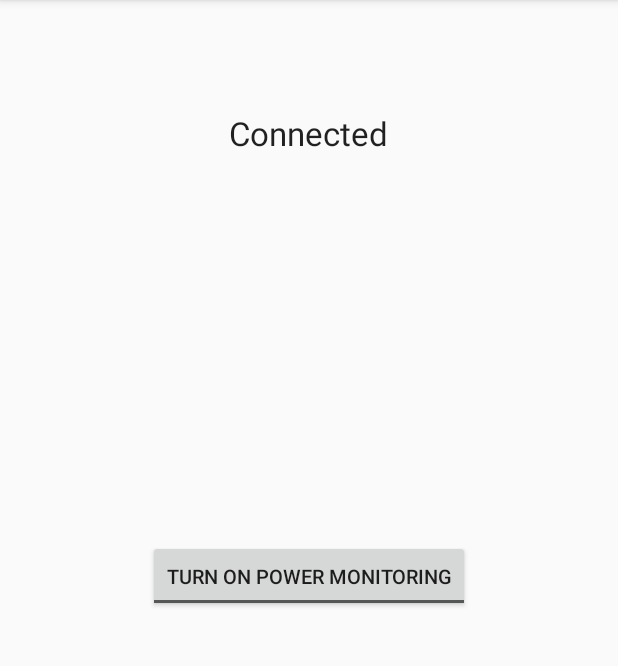
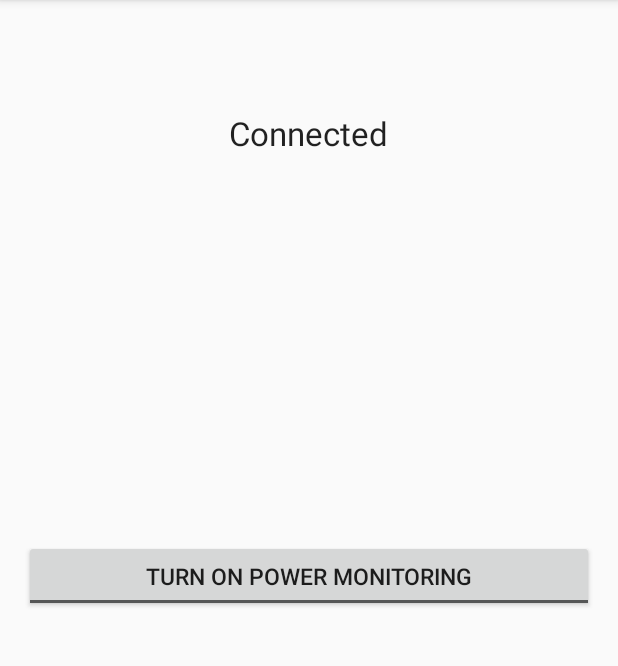
Before and after one commit to alexfilatov/desvitlo, an Android app: the screen it shows after launch (MainActivity), on a phone screen of 412 x 824 dp, the part 84-750 px from its top. Run offline under Robolectric (Android 15) with nearby library versions, the phone set to English and light mode, and no system bars.

Commit message:
styling of the ui

```diff
--- a/app/src/main/res/layout/activity_main.xml
+++ b/app/src/main/res/layout/activity_main.xml
@@ -9,7 +9,7 @@
     tools:context=".MainActivity">
 
     <ToggleButton
-        android:layout_width="wrap_content"
+        android:layout_width="match_parent"
         android:layout_height="wrap_content"
         android:text="@string/toggle_button_name"
         android:id="@+id/toggleButton"
@@ -17,7 +17,7 @@
         android:layout_centerVertical="true"
         android:layout_centerHorizontal="true"
         android:checked="false"
-        android:textSize="13dp"
+        android:textSize="15dp"
         android:gravity="center_vertical|center_horizontal"
         android:textOn="@string/turn_monitor_off"
         android:textOff="@string/turn_monitor_on" />
```
